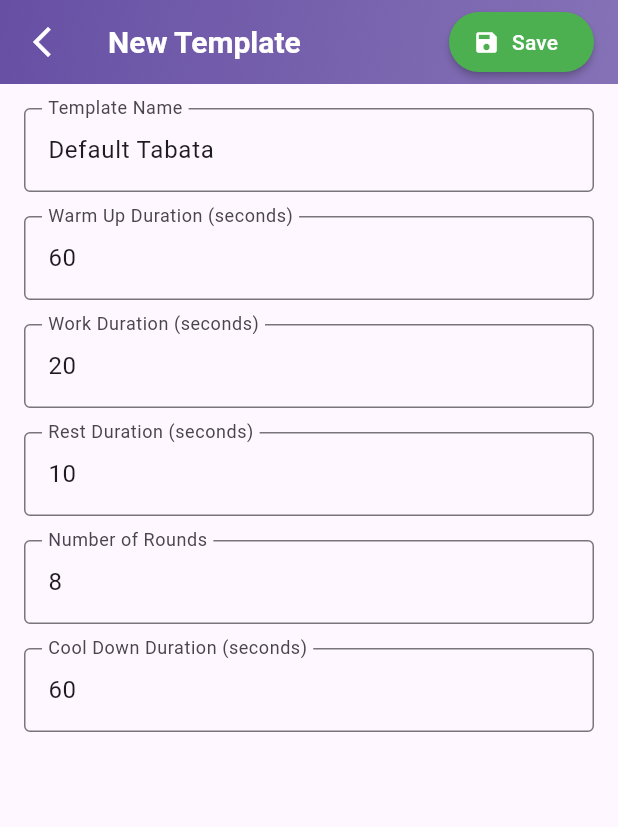
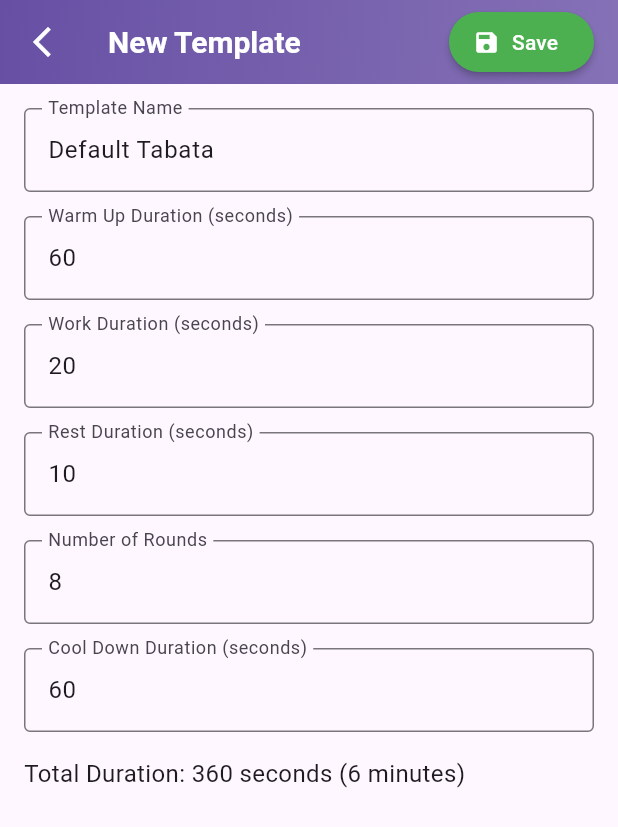
Before and after one commit to GyurkovicsFeri/tabata, a Flutter app: the TemplateEditorScreen screen opened by its route, on a phone screen of 412 x 824 dp. Shown: the top 827 px of the screen. Run offline on Flutter 3.47's test engine with Material 3 defaults, Android fonts, the phone set to English and light mode, and no system bars; drawn by our look-alikes of dynamic_color; our stand-ins replace audioplayers, flutter_bloc, go_router, hive, hive_flutter; accounts and stored records are empty.

Commit message:
feat: work duration

```diff
--- a/lib/screens/home_screen.dart
+++ b/lib/screens/home_screen.dart
@@ -78,7 +78,7 @@ class HomeScreen extends StatelessWidget {
               return ListTile(
                 title: Text(template.name),
                 subtitle: Text(
-                  '${template.rounds} rounds • ${template.workDuration}s work • ${template.restDuration}s rest',
+                  '${template.rounds} rounds • ${template.workDuration}s work • ${template.restDuration}s rest • ${template.totalDuration ~/ 60}m total',
                 ),
                 trailing: Row(
                   mainAxisSize: MainAxisSize.min,
--- a/lib/screens/template_editor_screen.dart
+++ b/lib/screens/template_editor_screen.dart
@@ -157,6 +157,11 @@ class _TemplateEditorScreenState extends State<TemplateEditorScreen> {
               controller: _cooldownController,
               label: 'Cool Down Duration (seconds)',
             ),
+            const SizedBox(height: 16),
+            Text(
+              'Total Duration: ${_calculateTotalDuration()} seconds (${_calculateTotalDuration() ~/ 60} minutes)',
+              style: const TextStyle(fontSize: 16),
+            ),
           ],
         ),
       ),
@@ -176,4 +181,20 @@ class _TemplateEditorScreenState extends State<TemplateEditorScreen> {
       keyboardType: TextInputType.number,
     );
   }
+
+  int _calculateTotalDuration() {
+    final template = WorkoutTemplate(
+      id: widget.templateId,
+      name: _nameController.text,
+      warmupDuration: int.parse(_warmupController.text),
+      workDuration: int.parse(_workController.text),
+      restDuration: int.parse(_restController.text),
+      rounds: int.parse(_roundsController.text),
+      cooldownDuration: int.parse(_cooldownController.text),
+    );
+
+    return template.warmupDuration +
+        (template.workDuration + template.restDuration) * template.rounds +
+        template.cooldownDuration;
+  }
 }
```
Also changed, not shown: lib/models/workout_template.dart (+8 -0 lines), lib/screens/workout_screen.dart (+10 -4 lines).
